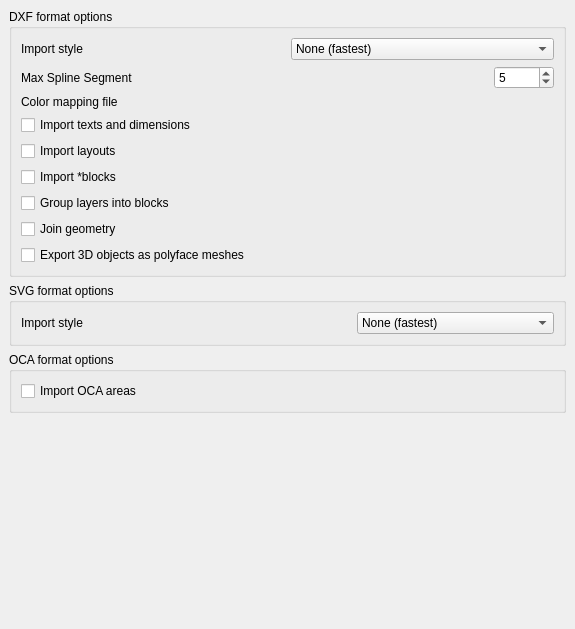
berndhahnebach/All_FreeCAD, file src/Mod/Draft/Resources/ui/userprefs-import.ui: the form before one commit.
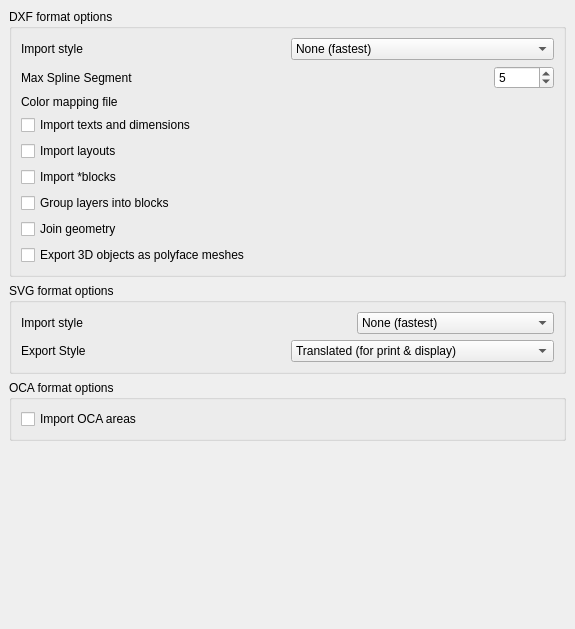
The form after the commit. Custom widgets are drawn as their Qt base class.

Commit message: export SVG as either 'Translated' or 'Raw'

The edit to the form file:
```diff
--- a/src/Mod/Draft/Resources/ui/userprefs-import.ui
+++ b/src/Mod/Draft/Resources/ui/userprefs-import.ui
@@ -356,6 +356,43 @@
         </item>
        </layout>
       </item>
+      <item>
+       <layout class="QHBoxLayout" name="horizontalLayout_9">
+        <item>
+         <widget class="QLabel" name="label_2">
+          <property name="text">
+           <string>Export Style</string>
+          </property>
+         </widget>
+        </item>
+        <item>
+         <widget class="Gui::PrefComboBox" name="svg_export_style_combobox">
+          <property name="toolTip">
+           <string>Style of SVG file to write when exporting a Sketch.</string>
+          </property>
+          <property name="currentIndex">
+           <number>0</number>
+          </property>
+          <property name="prefEntry" stdset="0">
+           <cstring>svg_export_style</cstring>
+          </property>
+          <property name="prefPath" stdset="0">
+           <cstring>Mod/Draft</cstring>
+          </property>
+          <item>
+           <property name="text">
+            <string>Translated (for print &amp; display)</string>
+           </property>
+          </item>
+          <item>
+           <property name="text">
+            <string>Raw (for CAM)</string>
+           </property>
+          </item>
+         </widget>
+        </item>
+       </layout>
+      </item>
      </layout>
     </widget>
    </item>
```
The commit also changes 2 other files.
